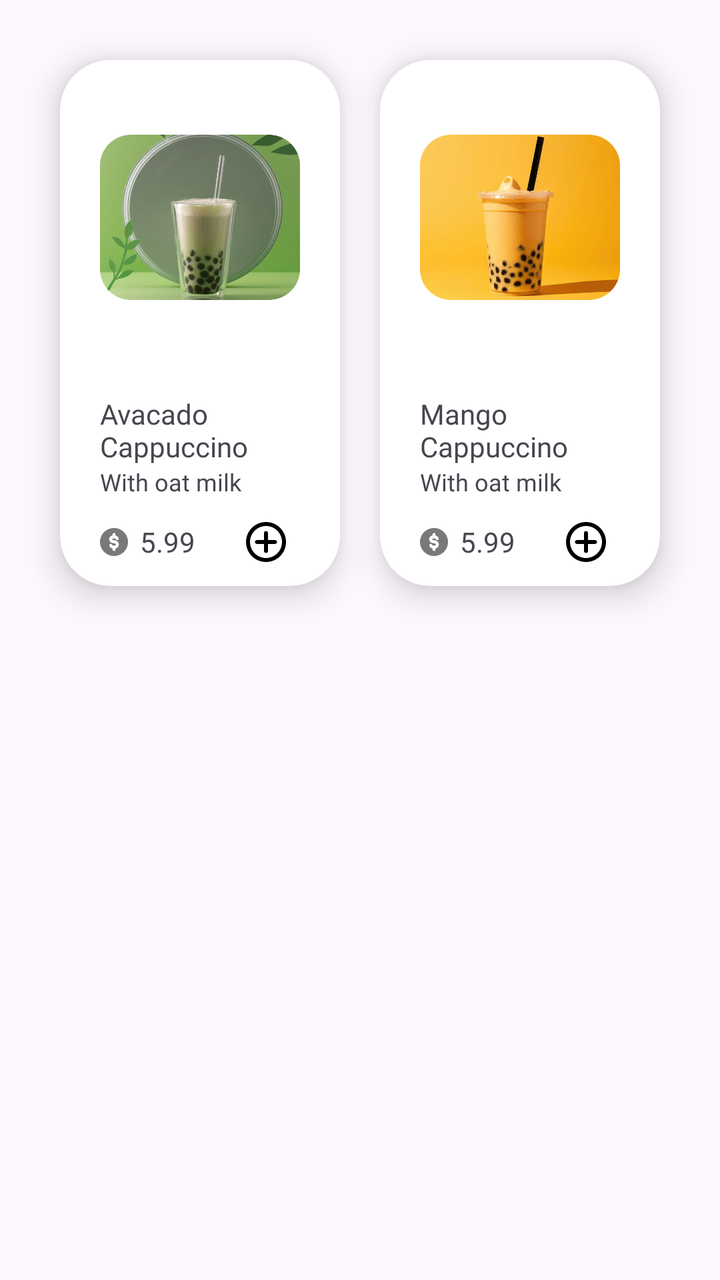
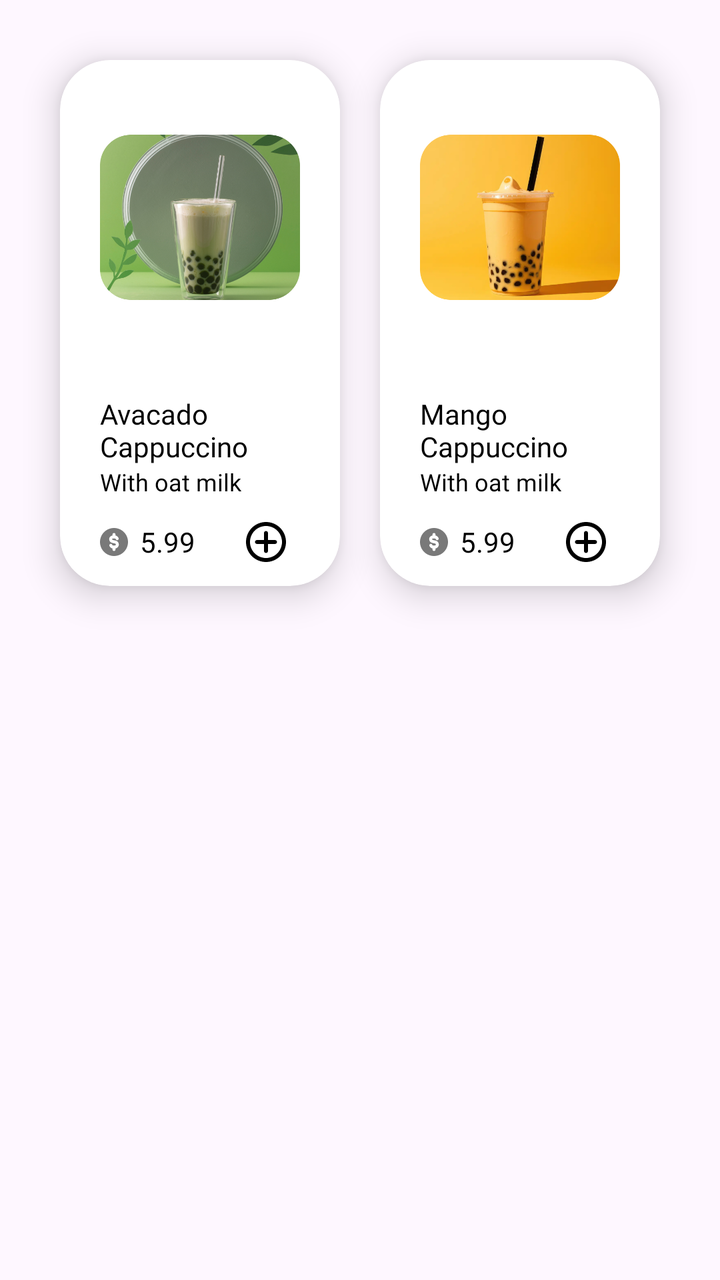

Compare the two renders of this Android layout. The source of the first and the diff that turns it into the second are given below.
<!-- AndroidManifest.xml: application theme Theme.Coffeeshop -->
<!-- res/layout/fragment_cappucino.xml -->
<?xml version="1.0" encoding="utf-8"?>
<RelativeLayout xmlns:android="http://schemas.android.com/apk/res/android"
    xmlns:tools="http://schemas.android.com/tools"
    android:layout_width="match_parent"
    android:layout_height="match_parent"
    tools:context=".User.CoffeeFragments.CappuccinoFragment"
    xmlns:app="http://schemas.android.com/apk/res-auto">

    <LinearLayout
        android:layout_width="match_parent"
        android:layout_height="wrap_content"
        android:padding="20dp"
        android:clipToPadding="false">


        <androidx.cardview.widget.CardView
            android:layout_width="0dp"
            android:layout_height="wrap_content"
            android:layout_gravity="center"
            android:layout_margin="10dp"
            android:layout_weight="1"
            app:cardCornerRadius="25dp"
            app:cardElevation="10dp">

            <LinearLayout
                android:layout_width="wrap_content"
                android:layout_height="wrap_content"
                android:orientation="vertical"
                android:paddingStart="20dp"
                android:paddingEnd="20dp">

                <ImageView
                    android:id="@+id/coffeeImageview"
                    android:layout_width="wrap_content"
                    android:layout_height="wrap_content"
                    android:layout_gravity="center"
                    android:src="@drawable/boba1" />

                <TextView
                    android:layout_width="match_parent"
                    android:layout_height="wrap_content"
                    android:fontFamily="@font/roboto"
                    android:paddingTop="10dp"
                    android:text="Avacado Cappuccino"
                    android:textSize="14sp" />

                <TextView
                    android:layout_width="match_parent"
                    android:layout_height="wrap_content"
                    android:fontFamily="@font/roboto"
                    android:text="@string/withOatMilk"
                    android:textSize="12sp" />

                <RelativeLayout
                    android:layout_width="wrap_content"
                    android:layout_height="wrap_content"
                    android:paddingTop="10dp">


                    <ImageView
                        android:layout_width="wrap_content"
                        android:layout_height="wrap_content"
                        android:layout_alignParentStart="true"
                        android:layout_centerVertical="true"
                        android:src="@drawable/dollar_coin" />

                    <TextView
                        android:layout_width="wrap_content"
                        android:layout_height="wrap_content"
                        android:layout_centerVertical="true"
                        android:paddingStart="20dp"
                        android:paddingEnd="20dp"
                        android:text="@string/val5_99" />

                    <ImageView
                        android:id="@+id/addIcon1"
                        android:layout_width="wrap_content"
                        android:layout_height="wrap_content"
                        android:layout_alignParentEnd="true"
                        android:layout_centerVertical="true"
                        android:padding="5dp"
                        android:src="@drawable/add_circle" />


                </RelativeLayout>


            </LinearLayout>
        </androidx.cardview.widget.CardView>

        <androidx.cardview.widget.CardView
            android:layout_width="0dp"
            android:layout_height="wrap_content"
            android:layout_gravity="center"
            android:layout_margin="10dp"
            android:layout_weight="1"
            app:cardCornerRadius="25dp"
            app:cardElevation="10dp">

            <LinearLayout
                android:layout_width="wrap_content"
                android:layout_height="wrap_content"
                android:orientation="vertical"
                android:paddingStart="20dp"
                android:paddingEnd="20dp">

                <ImageView
                    android:id="@+id/coffeeImageview2"
                    android:layout_width="wrap_content"
                    android:layout_height="wrap_content"
                    android:layout_gravity="center"
                    android:src="@drawable/mangoboba_1__1_" />

                <TextView
                    android:layout_width="match_parent"
                    android:layout_height="wrap_content"
                    android:fontFamily="@font/roboto"
                    android:paddingTop="10dp"
                    android:text="Mango Cappuccino"
                    android:textSize="14sp" />

                <TextView
                    android:layout_width="match_parent"
                    android:layout_height="wrap_content"
                    android:fontFamily="@font/roboto"
                    android:text="@string/withOatMilk"
                    android:textSize="12sp" />

                <RelativeLayout
                    android:layout_width="wrap_content"
                    android:layout_height="wrap_content"
                    android:paddingTop="10dp">


                    <ImageView
                        android:layout_width="wrap_content"
                        android:layout_height="wrap_content"
                        android:layout_alignParentStart="true"
                        android:layout_centerVertical="true"
                        android:src="@drawable/dollar_coin" />

                    <TextView
                        android:layout_width="wrap_content"
                        android:layout_height="wrap_content"
                        android:layout_centerVertical="true"
                        android:paddingStart="20dp"
                        android:paddingEnd="20dp"
                        android:text="@string/val5_99" />

                    <ImageView
                        android:id="@+id/addIcon2"
                        android:layout_width="wrap_content"
                        android:layout_height="wrap_content"
                        android:layout_alignParentEnd="true"
                        android:layout_centerVertical="true"
                        android:padding="5dp"
                        android:src="@drawable/add_circle" />


                </RelativeLayout>


            </LinearLayout>
        </androidx.cardview.widget.CardView>


    </LinearLayout>
</RelativeLayout>
<!-- resources referenced by this layout -->
<resources>
  <!-- drawable add_circle (drawable) -->
  <vector xmlns:android="http://schemas.android.com/apk/res/android"
      android:width="24dp"
      android:height="24dp"
      android:viewportWidth="24"
      android:viewportHeight="24">
    <path
        android:pathData="M13,7.5C13,6.948 12.552,6.5 12,6.5C11.448,6.5 11,6.948 11,7.5H13ZM11,16.5C11,17.052 11.448,17.5 12,17.5C12.552,17.5 13,17.052 13,16.5H11ZM16.5,13C17.052,13 17.5,12.552 17.5,12C17.5,11.448 17.052,11 16.5,11V13ZM7.5,11C6.948,11 6.5,11.448 6.5,12C6.5,12.552 6.948,13 7.5,13V11ZM20,12C20,16.418 16.418,20 12,20V22C17.523,22 22,17.523 22,12H20ZM12,20C7.582,20 4,16.418 4,12H2C2,17.523 6.477,22 12,22V20ZM4,12C4,7.582 7.582,4 12,4V2C6.477,2 2,6.477 2,12H4ZM12,4C16.418,4 20,7.582 20,12H22C22,6.477 17.523,2 12,2V4ZM11,7.5L11,12H13L13,7.5H11ZM11,12V16.5H13V12H11ZM16.5,11H12V13H16.5V11ZM12,11H7.5V13H12V11Z"
        android:fillColor="#000000"/>
  </vector>
  <!-- drawable boba1: png bitmap (drawable-nodpi, 373003 bytes) -->
  <!-- drawable dollar_coin (drawable) -->
  <vector xmlns:android="http://schemas.android.com/apk/res/android"
      android:width="14dp"
      android:height="14dp"
      android:viewportWidth="14"
      android:viewportHeight="14">
    <group>
      <clip-path
          android:pathData="M0,0h14v14h-14z"/>
      <path
          android:pathData="M14,7C14,10.866 10.866,14 7,14C3.134,14 0,10.866 0,7C0,3.134 3.134,0 7,0C10.866,0 14,3.134 14,7ZM7.75,3.25C7.75,2.836 7.414,2.5 7,2.5C6.586,2.5 6.25,2.836 6.25,3.25V3.76C5.313,3.86 4.583,4.653 4.583,5.616C4.583,6.493 5.194,7.251 6.05,7.438L7.524,7.761C7.753,7.811 7.917,8.014 7.917,8.25C7.917,8.526 7.692,8.75 7.417,8.75H6.583C6.367,8.75 6.181,8.612 6.112,8.417C5.974,8.026 5.545,7.821 5.155,7.96C4.764,8.098 4.559,8.526 4.697,8.917C4.936,9.591 5.526,10.101 6.25,10.222V10.75C6.25,11.164 6.586,11.5 7,11.5C7.414,11.5 7.75,11.164 7.75,10.75V10.222C8.696,10.064 9.417,9.24 9.417,8.25C9.417,7.31 8.762,6.496 7.844,6.295L6.371,5.973C6.203,5.936 6.083,5.788 6.083,5.616C6.083,5.414 6.247,5.25 6.449,5.25H7.417C7.565,5.25 7.697,5.313 7.79,5.417C7.833,5.465 7.867,5.522 7.888,5.583C8.026,5.974 8.455,6.178 8.845,6.04C9.236,5.902 9.441,5.474 9.303,5.083C9.215,4.834 9.079,4.608 8.907,4.416C8.612,4.087 8.207,3.855 7.75,3.778V3.25Z"
          android:fillColor="#797979"
          android:fillType="evenOdd"/>
    </group>
  </vector>
  <!-- drawable mangoboba_1__1_: png bitmap (drawable-nodpi, 143942 bytes) -->
  <string name="val5_99">5.99</string>
  <string name="withOatMilk">With oat milk</string>
  <style name="Theme.Coffeeshop" parent="Base.Theme.Coffeeshop" />
  <style name="Base.Theme.Coffeeshop" parent="Theme.Material3.DayNight.NoActionBar">
          
          
          <item name="colorPrimary">@color/colorPrimary</item>
          <item name="colorSecondary">@color/colorSecondary</item>
      </style>
  <color name="colorPrimary">#967259</color>
  <color name="colorSecondary">#ECE0D1</color>
</resources>

<!-- the commit's change to res/layout/fragment_cappucino.xml (unified diff, before → after) -->
@@ -14,6 +14,7 @@
 
 
         <androidx.cardview.widget.CardView
+            style="@style/CustomCardStyle"
             android:layout_width="0dp"
             android:layout_height="wrap_content"
             android:layout_gravity="center"
@@ -23,6 +24,7 @@
             app:cardElevation="10dp">
 
             <LinearLayout
+                android:theme="@style/CardTextStyle"
                 android:layout_width="wrap_content"
                 android:layout_height="wrap_content"
                 android:orientation="vertical"
@@ -89,6 +91,7 @@
         </androidx.cardview.widget.CardView>
 
         <androidx.cardview.widget.CardView
+            style="@style/CustomCardStyle"
             android:layout_width="0dp"
             android:layout_height="wrap_content"
             android:layout_gravity="center"
@@ -98,6 +101,7 @@
             app:cardElevation="10dp">
 
             <LinearLayout
+                android:theme="@style/CardTextStyle"
                 android:layout_width="wrap_content"
                 android:layout_height="wrap_content"
                 android:orientation="vertical"
<!-- resource entries referenced after the edit -->
@@ -29,14 +29,29 @@
   <!-- drawable mangoboba_1__1_: png bitmap (drawable-nodpi, 143942 bytes) -->
   <string name="val5_99">5.99</string>
   <string name="withOatMilk">With oat milk</string>
+  <style name="CardTextStyle">
+          <item name="android:textColor">@color/black</item> 
+      </style>
+  <style name="CustomCardStyle" parent="Widget.MaterialComponents.CardView">
+          <item name="cardBackgroundColor">@color/white</item>
+      </style>
   <style name="Theme.Coffeeshop" parent="Base.Theme.Coffeeshop" />
+  <color name="black">#FF000000</color>
+  <color name="white">#FFFFFFFF</color>
   <style name="Base.Theme.Coffeeshop" parent="Theme.Material3.DayNight.NoActionBar">
           
           
           <item name="colorPrimary">@color/colorPrimary</item>
           <item name="colorSecondary">@color/colorSecondary</item>
+          <item name="android:textColor">@color/black</item>
+          <item name="materialButtonStyle">@style/CustomButtonStyle</item>
+  
       </style>
   <color name="colorPrimary">#967259</color>
   <color name="colorSecondary">#ECE0D1</color>
+  <style name="CustomButtonStyle" parent="Widget.Material3.Button">
+          <item name="android:textColor">@color/white</item>
+          <item name="android:backgroundTint">@color/colorPrimary</item>
+      </style>
 </resources>
 
